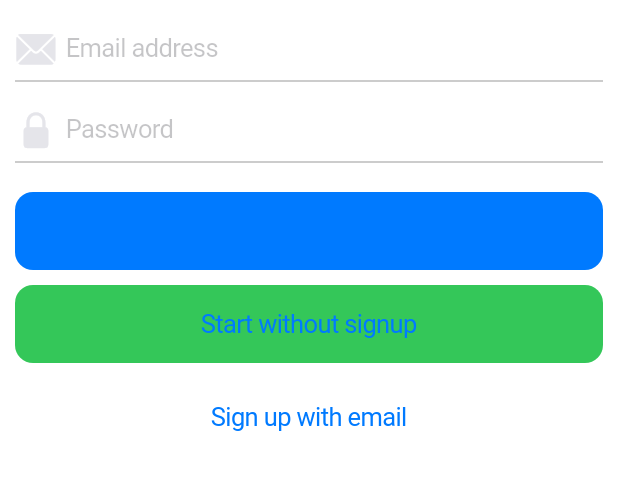
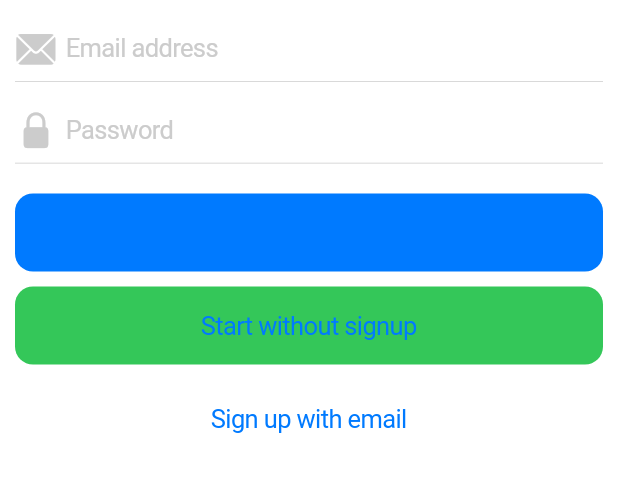
Before and after one commit to JayJayDee/Chatpot-App, a Flutter app: the screen it shows after launch, on a phone screen of 412 x 824 dp, the part 141-633 px from its top. Run offline on Flutter 3.47's test engine with Material 2 defaults, Android fonts, the phone set to English and light mode, and no system bars; our stand-ins replace cached_network_image, dio, firebase_messaging, flutter_swiper, image_picker, material_design_icons_flutter and 3 more; missing offline and left inert: query_params; accounts and stored records are empty.

Commit message:
applied new input field style.

```diff
--- a/lib/scenes/login_scene.dart
+++ b/lib/scenes/login_scene.dart
@@ -159,14 +159,17 @@ class LoginScene extends StatelessWidget {
 Widget _buildLoginField(BuildContext context, ValueChanged<String> valueChange) => CupertinoTextField(
   prefix: Icon(
     CupertinoIcons.mail_solid,
-    color: CupertinoColors.lightBackgroundGray,
+    color: Styles.thirdFontColor,
     size: 28.0
   ),
   padding: EdgeInsets.symmetric(horizontal: 6.0, vertical: 12.0),
   placeholder: locales().login.emailHint,
+  placeholderStyle: TextStyle(
+    color: Styles.thirdFontColor
+  ),
   keyboardType: TextInputType.emailAddress,
   decoration: BoxDecoration(
-    border: Border(bottom: BorderSide(width: 0.0, color: CupertinoColors.inactiveGray))
+    border: Border(bottom: BorderSide(width: 0.5, color: Styles.inputFieldDevidier))
   ),
   onChanged: valueChange,
 );
@@ -174,15 +177,18 @@ Widget _buildLoginField(BuildContext context, ValueChanged<String> valueChange)
 Widget _buildPasswordField(BuildContext context, ValueChanged<String> valueChange) => CupertinoTextField(
   prefix: Icon(
     CupertinoIcons.padlock_solid,
-    color: CupertinoColors.lightBackgroundGray,
+    color: Styles.thirdFontColor,
     size: 28.0
   ),
   padding: EdgeInsets.symmetric(horizontal: 6.0, vertical: 12.0),
   placeholder: locales().login.passwordHint,
+  placeholderStyle: TextStyle(
+    color: Styles.thirdFontColor
+  ),
   keyboardType: TextInputType.text,
   obscureText: true,
   decoration: BoxDecoration(
-    border: Border(bottom: BorderSide(width: 0.0, color: CupertinoColors.inactiveGray))
+    border: Border(bottom: BorderSide(width: 0.5, color: Styles.inputFieldDevidier))
   ),
   onChanged: valueChange
 );
--- a/lib/styles.dart
+++ b/lib/styles.dart
@@ -10,6 +10,7 @@ abstract class Styles {
   static const primaryFontColor = Color(0xFF505050);
   static const secondaryFontColor = Color(0xFF929292);
   static const thirdFontColor = Color(0xFFCCCCCC);
+  static const inputFieldDevidier = thirdFontColor;
 
   static const listViewRowBackground = Color(0xffefefef);
   static const listRowHeaderBackground = Color(0xffefefef);
```
Also changed, not shown: lib/components/gender_selector.dart (+14 -4 lines), lib/scenes/more_chats_scene.dart (+7 -3 lines), lib/scenes/new_chat_scene.dart (+20 -4 lines), lib/scenes/password_change_scene.dart (+15 -6 lines), lib/scenes/signup_scene.dart (+25 -6 lines).
